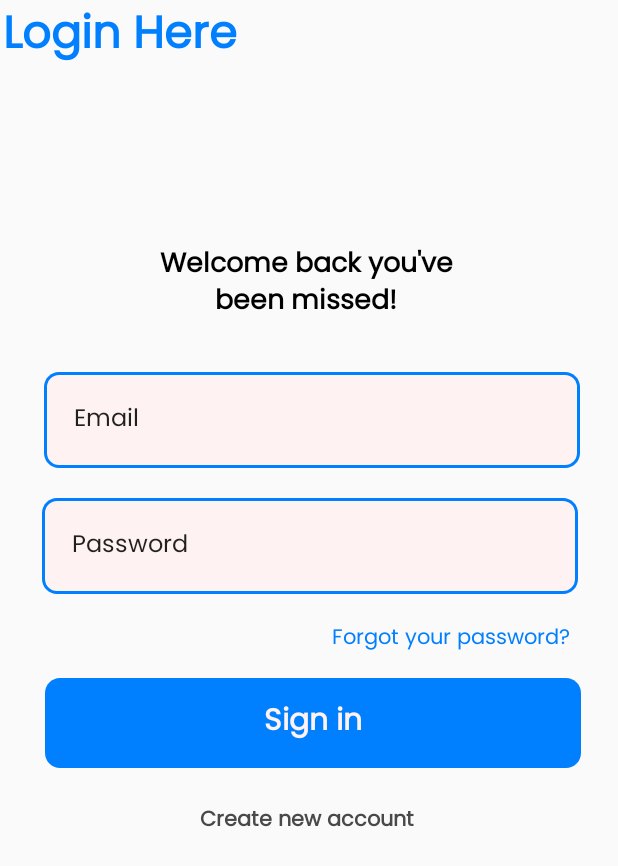
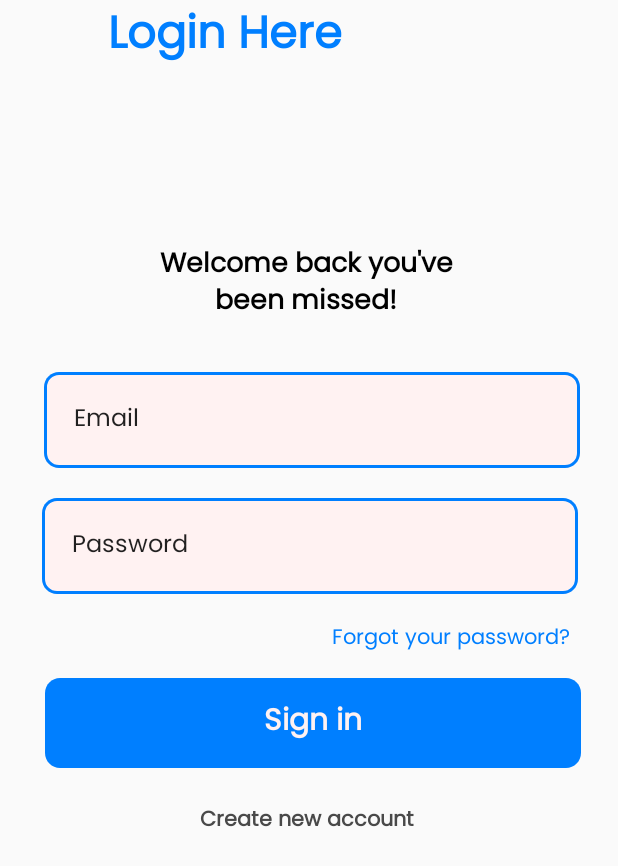
Before and after one commit to tronnyg/TurboTrack-OPSC7311POE, an Android app built with Jetpack Compose: the LoginPageActivity screen opened directly, with no data from a screen before it, on a phone screen of 412 x 824 dp. Shown: the top 866 px of the screen. Run offline under Robolectric (Android 15) with nearby library versions, the phone set to English and light mode, and no system bars.

Commit message:
Updated the login label on login_page.xml and added the imageview on timesheet_entry

```diff
--- a/app/src/main/res/layout/login_page.xml
+++ b/app/src/main/res/layout/login_page.xml
@@ -7,10 +7,11 @@
 
     <TextView
         android:id="@+id/login_here_text"
-        android:layout_width="160dp"
-        android:layout_height="45dp"
+        android:layout_width="300dp"
+        android:layout_height="wrap_content"
         android:layout_alignParentLeft="true"
         android:layout_alignParentTop="true"
+        android:layout_centerHorizontal="true"
         android:gravity="center_horizontal|top"
         android:text="Login Here"
         android:textSize="30sp"
```
Also changed, not shown: app/src/main/res/layout/fragment_timesheet_entry.xml (+12 -0 lines).
